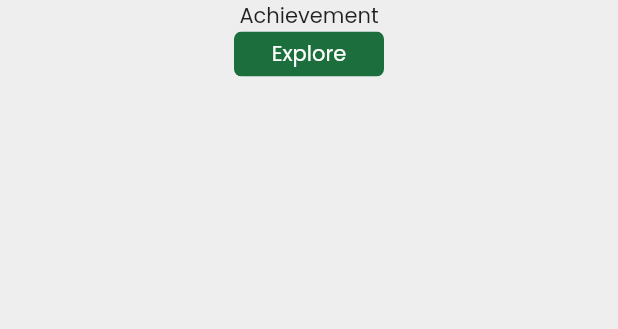
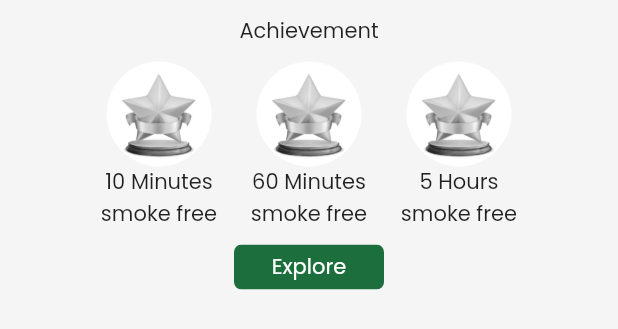
Before and after one commit to thamizhema/quit_smoking-app, a Flutter app: the Achievement widget shown alone on an empty page, opened directly, on a phone screen of 412 x 824 dp. Shown: the top 329 px of the screen. Run offline on Flutter 3.47's test engine with Material 2 defaults, Android fonts, the phone set to English and light mode, and no system bars; our stand-ins replace audioplayers, cloud_firestore, curved_navigation_bar, dio, firebase_auth, firebase_core and 10 more; missing offline and left inert: flutter_facebook_auth; accounts and stored records are empty.

Commit message:
achievement completed

```diff
--- a/lib/Dashbord/achievement/achievement.dart
+++ b/lib/Dashbord/achievement/achievement.dart
@@ -2,6 +2,7 @@ import 'package:flutter/material.dart';
 import 'package:get/get.dart';
 import 'package:quit_smoking/Common/explore_button.dart';
 import 'package:quit_smoking/Dashbord/achievement/all_achievement.dart';
+import 'package:quit_smoking/Dashbord/achievement/explore_all_achievements.dart';
 import 'package:quit_smoking/qc_getx_controller/achievement_controller.dart';
 import 'package:velocity_x/velocity_x.dart';
 import 'package:http/http.dart' as http;
@@ -14,28 +15,19 @@ class Achievement extends StatefulWidget {
 }
 
 class _AchievementState extends State<Achievement> {
-  final AchievementController _achievementController =
-      Get.find<AchievementController>();
-
-  // getData() async {
-  //   var url = Uri.parse('http://192.168.0.40:4000/achievement');
-  //   final res = await http.get(url);
-  //   print(res.body.runtimeType);
-  // }
-
   @override
   Widget build(BuildContext context) {
     return Container(
+      padding: EdgeInsets.symmetric(vertical: 10),
       // height: 200,
-      color: Colors.grey[200],
+      color: Colors.grey[100],
       child: Column(
         children: [
           'Achievement'.text.makeCentered(),
           AllAchievement(),
           ExploreButton(
             onPressed: () {
-              _achievementController.getAchievementData();
-              print('achievement clicked');
+              Get.to(ExploreAllAchievements());
             },
           )
         ],
--- a/lib/Dashbord/achievement/all_achievement.dart
+++ b/lib/Dashbord/achievement/all_achievement.dart
@@ -12,17 +12,56 @@ class AllAchievement extends StatelessWidget {
       Get.find<AchievementController>();
   final AllInfoController _allInfoController = Get.find<AllInfoController>();
 
-  @override
-  Widget build(BuildContext context) {
-    return Obx(() => SingleChildScrollView(
-          scrollDirection: Axis.horizontal,
-          child: Row(
-              children: List.generate(_achievementController.achievement.length,
-                  (index) {
-            dynamic achievement =
-                _achievementController.achievement.value[index];
+  List tempList = [
+    {
+      "title": "10 Minutes smoke free",
+      "isCompleted": false,
+      "valueType": "minutes",
+      "value": 10,
+      "id": 1
+    },
+    {
+      "title": "60 Minutes smoke free",
+      "isCompleted": false,
+      "valueType": "minutes",
+      "value": 60,
+      "id": 2
+    },
+    {
+      "title": "5 Hours smoke free",
+      "isCompleted": false,
+      "valueType": "hours",
+      "value": 5,
+      "id": 3
+    },
+    {
+      "title": "400 Day smoke free",
+      "isCompleted": false,
+      "valueType": "days",
+      "value": 400,
+      "id": 4
+    },
+    {
+      "title": "14 months smoke free",
+      "isCompleted": false,
+      "valueType": "months",
+      "value": 14,
+      "id": 5
+    },
+    {
+      "title": "2 year smoke free",
+      "isCompleted": false,
+      "valueType": "years",
+      "value": 2,
+      "id": 6
+    }
+  ];
+  List<Widget> test() {
+    List<Widget> Achieve = [];
+    // for (final achievement in _achievementController.achievement.value) {
+    for (final achievement in tempList) {
       int value = 100;
-            print("${achievement['valueType']} ${achievement['value']}");
+      // print("${achievement['valueType']} ${achievement['value']}");
 
       if (achievement['valueType'] == "minutes") {
         value = _allInfoController.totalMinutes.value;
@@ -35,18 +74,32 @@ class AllAchievement extends StatelessWidget {
       } else if (achievement['valueType'] == "years") {
         value = _allInfoController.totalYears.value;
       }
-            print('value $value');
 
-            /// use total times
-            // dynamic valueType = _smokeFreeTimeController
-            //     .countdown.value[achievement["valueType"]];
+      // print('value $value');
       bool isTrue = value >= achievement['value'];
+      if (Achieve.length >= 3) {
+        break;
+      }
       print(isTrue);
-            return AchievementWidget(
+      if (!isTrue) {
+        Achieve.add(AchievementWidget(
           title: achievement['title'],
           isAchieve: isTrue,
-            );
-          })),
         ));
       }
     }
+    return Achieve;
+  }
+
+  @override
+  Widget build(BuildContext context) {
+    return SingleChildScrollView(
+      scrollDirection: Axis.horizontal,
+      child: Obx(
+        () => Row(
+          children: test(),
+        ),
+      ),
+    );
+  }
+}
--- a/lib/qc_getx_controller/achievement_controller.dart
+++ b/lib/qc_getx_controller/achievement_controller.dart
@@ -5,7 +5,55 @@ import 'package:get/get.dart';
 import 'package:get_storage/get_storage.dart';
 
 class AchievementController extends GetxController {
-  final achievement = [].obs;
+  /// un comment when api hosted
+  // final achievement = [].obs;
+
+  ///sample api
+  final achievement = [
+    {
+      "title": "10 Minutes smoke free",
+      "isCompleted": false,
+      "valueType": "minutes",
+      "value": 10,
+      "id": 1
+    },
+    {
+      "title": "60 Minutes smoke free",
+      "isCompleted": false,
+      "valueType": "minutes",
+      "value": 60,
+      "id": 2
+    },
+    {
+      "title": "5 Hours smoke free",
+      "isCompleted": false,
+      "valueType": "hours",
+      "value": 5,
+      "id": 3
+    },
+    {
+      "title": "400 Day smoke free",
+      "isCompleted": false,
+      "valueType": "days",
+      "value": 400,
+      "id": 4
+    },
+    {
+      "title": "14 months smoke free",
+      "isCompleted": false,
+      "valueType": "months",
+      "value": 14,
+      "id": 5
+    },
+    {
+      "title": "2 year smoke free",
+      "isCompleted": false,
+      "valueType": "years",
+      "value": 2,
+      "id": 6
+    }
+  ].obs;
+  final allAchievementWidgets = [].obs;
   final getStorage = GetStorage();
   getAchievementData() async {
     try {
@@ -33,6 +81,8 @@ class AchievementController extends GetxController {
   void onInit() {
     // TODO: implement onInit
     super.onInit();
-    getAchievementData();
+
+    /// un comment when api hosted
+    // getAchievementData();
   }
 }
```
Also changed, not shown: lib/Dashbord/achievement/achievement_widget.dart (+48 -0 lines), lib/Dashbord/achievement/explore_all_achievements.dart (added, +107 -0 lines). Lines whose indentation alone changed are shown as unchanged.
